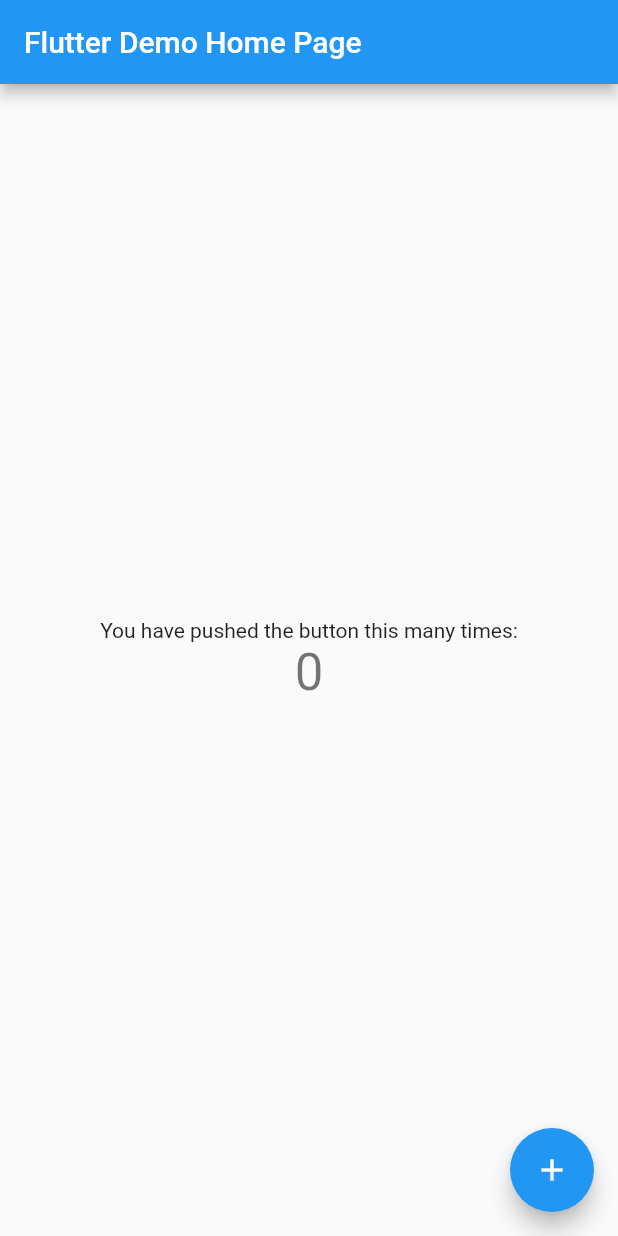
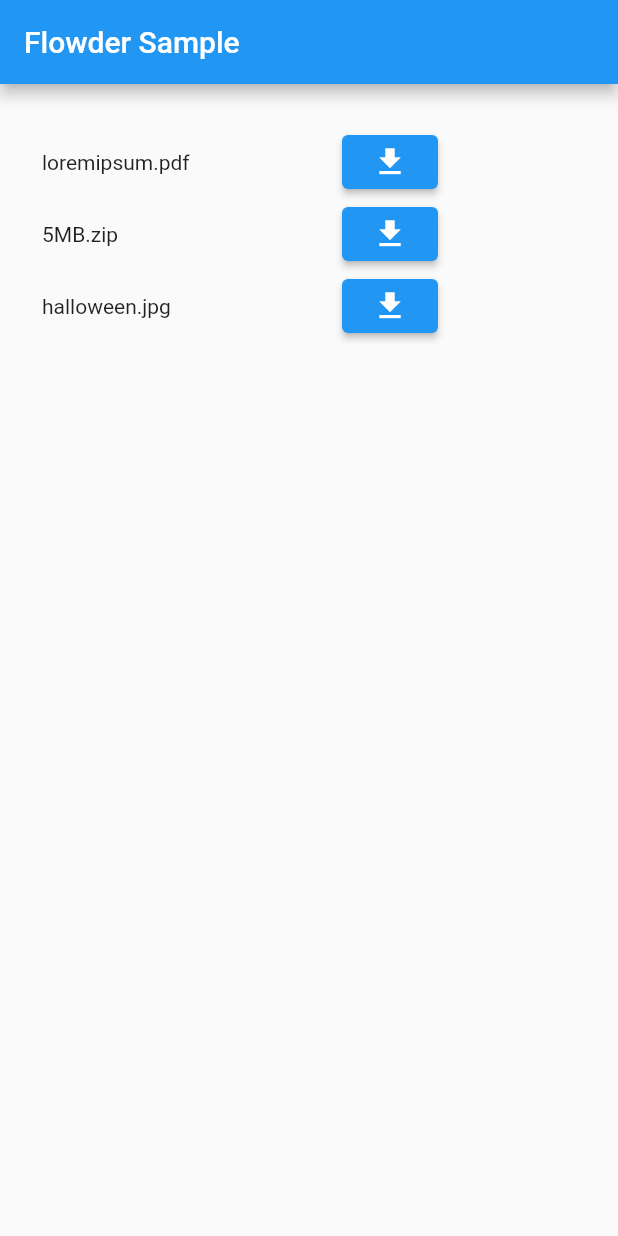
Before and after one commit to deremakif/FlowderSample, a Flutter app: the screen it shows after launch, on a phone screen of 412 x 824 dp. Run offline on Flutter 3.47's test engine with Material 2 defaults, Android fonts, the phone set to English and light mode, and no system bars; our stand-ins replace open_file, percent_indicator; missing offline and left inert: flowder.

Commit message:
packages added

```diff
--- /dev/null
+++ b/lib/file_models/file_model.dart
@@ -0,0 +1,33 @@
+// To parse this JSON data, do
+//
+//     final fileModel = fileModelFromJson(jsonString);
+
+import 'dart:convert';
+
+FileModel fileModelFromJson(String str) => FileModel.fromJson(json.decode(str));
+
+String fileModelToJson(FileModel data) => json.encode(data.toJson());
+
+class FileModel {
+  FileModel({
+    this.fileName,
+    this.url,
+    this.progress,
+  });
+
+  String? fileName;
+  String? url;
+  double? progress;
+
+  factory FileModel.fromJson(Map<String, dynamic> json) => FileModel(
+        fileName: json["fileName"] == null ? null : json["fileName"],
+        url: json["url"] == null ? null : json["url"],
+        progress: json["progress"] == null ? null : json["progress"].toDouble(),
+      );
+
+  Map<String, dynamic> toJson() => {
+        "fileName": fileName == null ? null : fileName,
+        "url": url == null ? null : url,
+        "progress": progress == null ? null : progress,
+      };
+}
--- a/lib/main.dart
+++ b/lib/main.dart
@@ -1,4 +1,11 @@
+import 'dart:io';
+
+import 'package:flowder/flowder.dart';
+import 'package:flowder_sample/file_models/file_model.dart';
 import 'package:flutter/material.dart';
+import 'package:open_file/open_file.dart';
+import 'package:path_provider/path_provider.dart';
+import 'package:percent_indicator/percent_indicator.dart';
 
 void main() {
   runApp(MyApp());
@@ -11,33 +18,15 @@
     return MaterialApp(
       title: 'Flutter Demo',
       theme: ThemeData(
-        // This is the theme of your application.
-        //
-        // Try running your application with "flutter run". You'll see the
-        // application has a blue toolbar. Then, without quitting the app, try
-        // changing the primarySwatch below to Colors.green and then invoke
-        // "hot reload" (press "r" in the console where you ran "flutter run",
-        // or simply save your changes to "hot reload" in a Flutter IDE).
-        // Notice that the counter didn't reset back to zero; the application
-        // is not restarted.
         primarySwatch: Colors.blue,
       ),
-      home: MyHomePage(title: 'Flutter Demo Home Page'),
+      home: MyHomePage(title: 'Flowder Sample'),
     );
   }
 }
 
 class MyHomePage extends StatefulWidget {
   MyHomePage({Key? key, required this.title}) : super(key: key);
-
-  // This widget is the home page of your application. It is stateful, meaning
-  // that it has a State object (defined below) that contains fields that affect
-  // how it looks.
-
-  // This class is the configuration for the state. It holds the values (in this
-  // case the title) provided by the parent (in this case the App widget) and
-  // used by the build method of the State. Fields in a Widget subclass are
-  // always marked "final".
 
   final String title;
 
@@ -46,68 +35,144 @@
 }
 
 class _MyHomePageState extends State<MyHomePage> {
-  int _counter = 0;
+  List<FileModel> fileList = [];
 
-  void _incrementCounter() {
-    setState(() {
-      // This call to setState tells the Flutter framework that something has
-      // changed in this State, which causes it to rerun the build method below
-      // so that the display can reflect the updated values. If we changed
-      // _counter without calling setState(), then the build method would not be
-      // called again, and so nothing would appear to happen.
-      _counter++;
+  late DownloaderUtils options;
+  late DownloaderCore core;
+  late final String path;
+
+  @override
+  void initState() {
+    super.initState();
+
+    initPlatformState();
+    generateFileList();
+  }
+
+  generateFileList() {
+    fileList
+      ..add(FileModel(
+        fileName: "loremipsum.pdf",
+        url:
+            "https://assets.website-files.com/603d0d2db8ec32ba7d44fffe/603d0e327eb2748c8ab1053f_loremipsum.pdf",
+        progress: 0.0,
+      ))
+      ..add(FileModel(
+        fileName: "5MB.zip",
+        url: "http://ipv4.download.thinkbroadband.com/5MB.zip",
+        progress: 0.0,
+      ))
+      ..add(FileModel(
+        fileName: "halloween.jpg",
+        url:
+            "https://png.pngtree.com/png-clipart/20210718/original/pngtree-cute-halloween-spooky-pumpkin-bat-png-image_6533837.jpg",
+        progress: 0.0,
+      ));
+  }
+
+  Future<void> initPlatformState() async {
+    _setPath();
+    if (!mounted) return;
+  }
+
+  void _setPath() async {
+    Directory _path = await getApplicationDocumentsDirectory();
+
+    String _localPath = _path.path + Platform.pathSeparator + 'Download';
+
+    final savedDir = Directory(_localPath);
+    bool hasExisted = await savedDir.exists();
+    if (!hasExisted) {
+      savedDir.create();
+    }
+
+    path = _localPath;
+  }
+
+  generateWidgetList() {
+    List<Widget> widgetList = [];
+
+    fileList.asMap().forEach((index, element) {
+      widgetList.add(Row(
+        children: [
+          Container(
+            width: 200,
+            padding: EdgeInsets.fromLTRB(0, 0, 0, 0),
+            child: Text(fileList[index].fileName!),
+          ),
+          ElevatedButton(
+            style: ButtonStyle(
+              backgroundColor: MaterialStateProperty.all(Colors.blue),
+            ),
+            onPressed: () async {
+              options = DownloaderUtils(
+                progressCallback: (current, total) {
+                  final progress = (current / total) * 100;
+                  print('Downloading: $progress');
+
+                  setState(() {
+                    fileList[index].progress = (current / total);
+                  });
+                },
+                file: File('$path/${fileList[index].fileName}'),
+                progress: ProgressImplementation(),
+                onDone: () {
+                  setState(() {
+                    fileList[index].progress = 0.0;
+                  });
+                  OpenFile.open('$path/${fileList[index].fileName}')
+                      .then((value) {
+                    // delete the file.
+                    File f = File('$path/${fileList[index].fileName}');
+                    f.delete();
+                  });
+                },
+                deleteOnCancel: true,
+              );
+              core = await Flowder.download(
+                fileList[index].url!,
+                options,
+              );
+            },
+            child: Column(
+              children: [
+                if (fileList[index].progress == 0.0)
+                  Icon(
+                    Icons.download,
+                  ),
+                if (fileList[index].progress != 0.0)
+                  LinearPercentIndicator(
+                    width: 100.0,
+                    lineHeight: 14.0,
+                    percent: fileList[index].progress!,
+                    backgroundColor: Colors.blue,
+                    progressColor: Colors.white,
+                  ),
+              ],
+            ),
+          ),
+        ],
+      ));
     });
+
+    return widgetList;
   }
 
   @override
   Widget build(BuildContext context) {
-    // This method is rerun every time setState is called, for instance as done
-    // by the _incrementCounter method above.
-    //
-    // The Flutter framework has been optimized to make rerunning build methods
-    // fast, so that you can just rebuild anything that needs updating rather
-    // than having to individually change instances of widgets.
     return Scaffold(
       appBar: AppBar(
-        // Here we take the value from the MyHomePage object that was created by
-        // the App.build method, and use it to set our appbar title.
         title: Text(widget.title),
       ),
-      body: Center(
-        // Center is a layout widget. It takes a single child and positions it
-        // in the middle of the parent.
+      body: Padding(
+        padding: const EdgeInsets.all(28.0),
         child: Column(
-          // Column is also a layout widget. It takes a list of children and
-          // arranges them vertically. By default, it sizes itself to fit its
-          // children horizontally, and tries to be as tall as its parent.
-          //
-          // Invoke "debug painting" (press "p" in the console, choose the
-          // "Toggle Debug Paint" action from the Flutter Inspector in Android
-          // Studio, or the "Toggle Debug Paint" command in Visual Studio Code)
-          // to see the wireframe for each widget.
-          //
-          // Column has various properties to control how it sizes itself and
-          // how it positions its children. Here we use mainAxisAlignment to
-          // center the children vertically; the main axis here is the vertical
-          // axis because Columns are vertical (the cross axis would be
-          // horizontal).
-          mainAxisAlignment: MainAxisAlignment.center,
+          mainAxisAlignment: MainAxisAlignment.start,
           children: <Widget>[
-            Text(
-              'You have pushed the button this many times:',
-            ),
-            Text(
-              '$_counter',
-              style: Theme.of(context).textTheme.headline4,
-            ),
+            ...generateWidgetList(),
           ],
         ),
       ),
-      floatingActionButton: FloatingActionButton(
-        onPressed: _incrementCounter,
-        tooltip: 'Increment',
-        child: Icon(Icons.add),
-      ), // This trailing comma makes auto-formatting nicer for build methods.
     );
   }
 }
--- a/pubspec.yaml
+++ b/pubspec.yaml
@@ -28,6 +28,12 @@
   # The following adds the Cupertino Icons font to your application.
   # Use with the CupertinoIcons class for iOS style icons.
   cupertino_icons: ^1.0.2
+  flowder: ^0.2.0
+  path_provider: 2.0.4
+  percent_indicator: ^3.4.0
+  open_file: ^3.2.1
+
+
 
 dev_dependencies:
   flutter_test:
```
Also changed, not shown: pubspec.lock, 10 other files.
